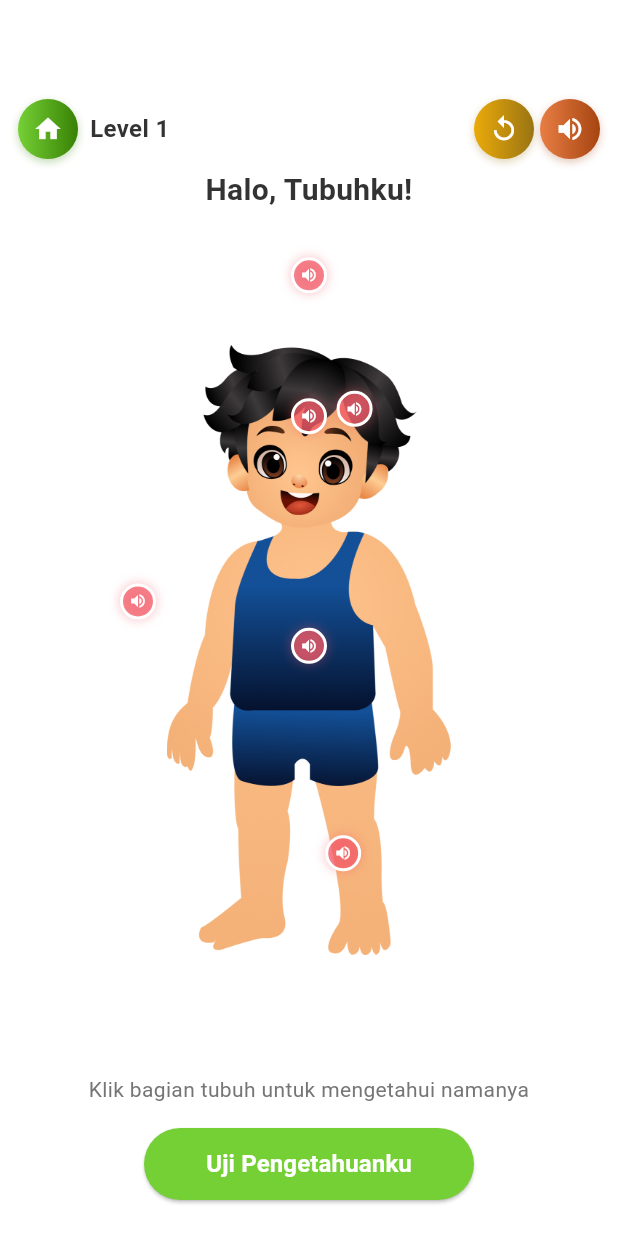
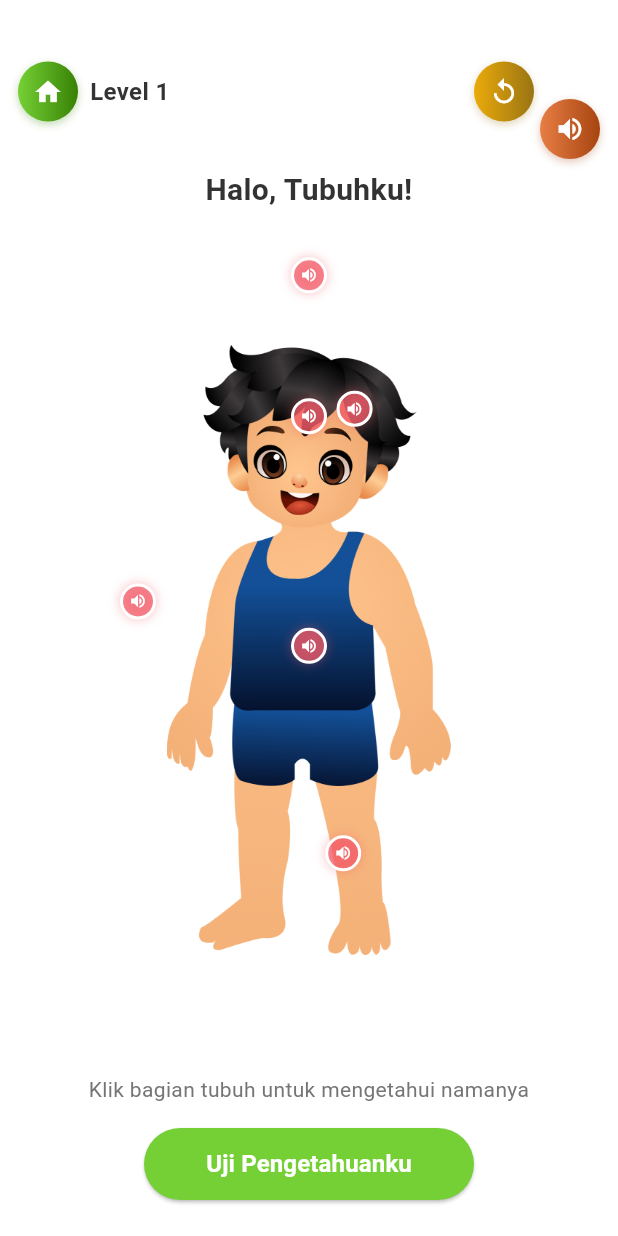
Before and after one commit to mayshacutes/BOBIE, a Flutter app: the Level1Screen screen opened by its route, on a phone screen of 412 x 824 dp. Run offline on Flutter 3.47's test engine with Material 3 defaults, Android fonts, the phone set to English and light mode, and no system bars; our stand-ins replace google_fonts; Roboto replaces fonts that are missing (Jua).

Commit message:
Kembalikan padding, sound button Section A turun 50px

```diff
--- a/bobie_app/lib/screens/modul/games/level1_screen.dart
+++ b/bobie_app/lib/screens/modul/games/level1_screen.dart
@@ -191,7 +191,7 @@ class _Level1ScreenState extends State<Level1Screen> {
   Widget _buildSectionA() {
     return Column(
       children: [
-        _buildTopBar(),
+        _buildTopBar(soundOffset: 50),
         Padding(
           padding: const EdgeInsets.symmetric(horizontal: 16),
           child: Text('Halo, Tubuhku!',
@@ -338,9 +338,9 @@ class _Level1ScreenState extends State<Level1Screen> {
 
   // ─────────────────────── SHARED WIDGETS ───────────────────────
 
-  Widget _buildTopBar() {
+  Widget _buildTopBar({double soundOffset = 0}) {
     return Container(
-      padding: const EdgeInsets.fromLTRB(12, 66, 12, 6),
+      padding: const EdgeInsets.fromLTRB(12, 16, 12, 6),
       child: Row(
         children: [
           _CircleButton(
@@ -366,10 +366,13 @@ class _Level1ScreenState extends State<Level1Screen> {
             },
           ),
           const SizedBox(width: 4),
-          _CircleButton(
+          Container(
+            margin: EdgeInsets.only(top: soundOffset),
+            child: _CircleButton(
             icon: soundOn ? Icons.volume_up : Icons.volume_off,
             gradient: const [Color(0xFFE87E45), Color(0xFFA64410)],
             onPressed: () => setState(() => soundOn = !soundOn),
+          ),
           ),
         ],
       ),
--- a/bobie_app/lib/screens/modul/level_game_screen.dart
+++ b/bobie_app/lib/screens/modul/level_game_screen.dart
@@ -249,7 +249,7 @@ class _LevelGameScreenState extends State<LevelGameScreen> {
 
   Widget _buildTopBar() {
     return Container(
-      padding: const EdgeInsets.fromLTRB(12, 66, 12, 6),
+      padding: const EdgeInsets.fromLTRB(12, 16, 12, 6),
       child: Row(
         children: [
           _CircleButton(
```
